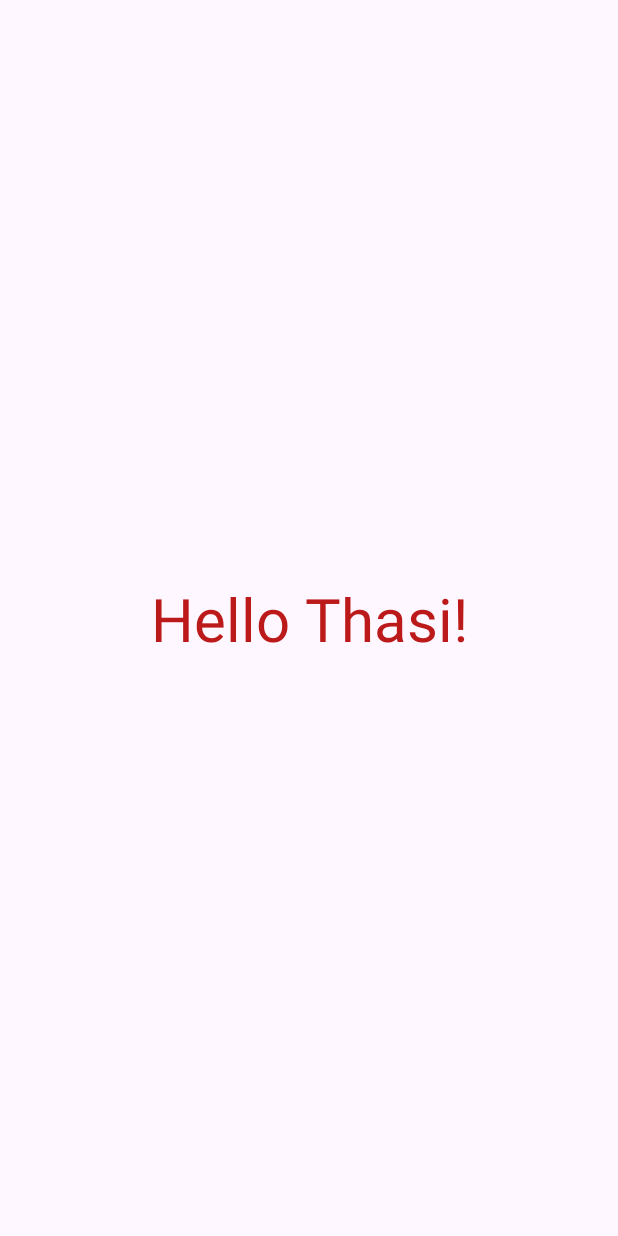
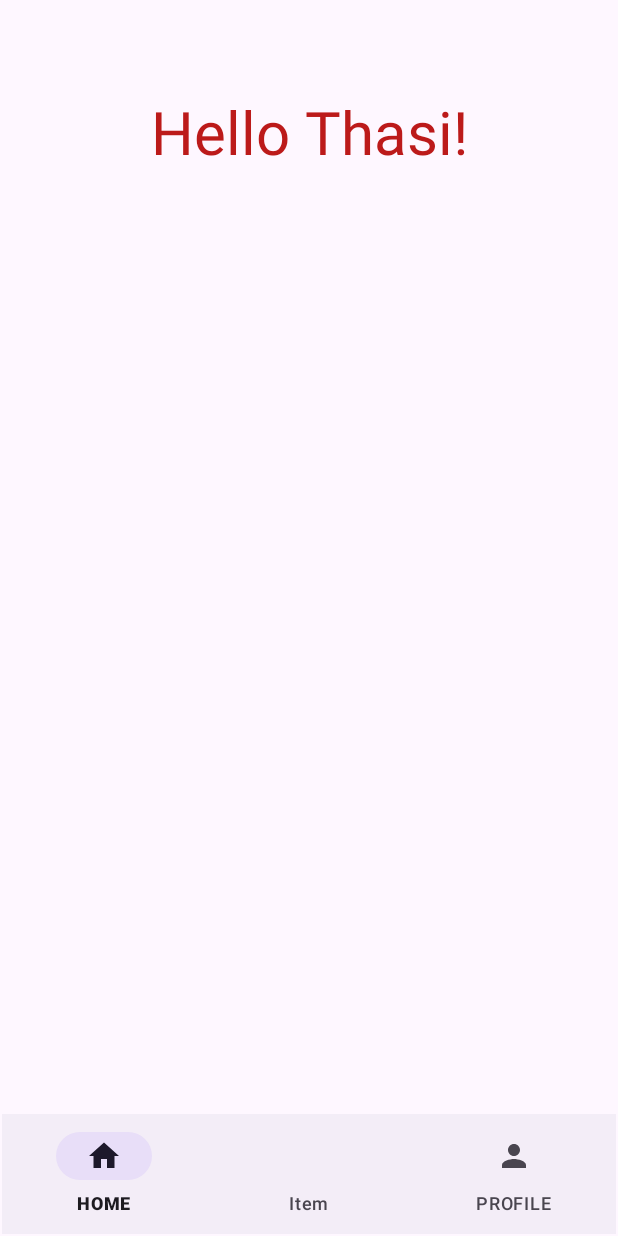
Before and after one commit to subin663/Project_AndroidStudio, an Android app: the screen it shows after launch (MainActivity), on a phone screen of 412 x 824 dp. Run offline under Robolectric (Android 15) with nearby library versions, the phone set to English and light mode, and no system bars.

Commit message:
thêm icon home và profile

```diff
--- /dev/null
+++ b/Traffic_Laws/app/src/main/res/drawable/ic_home.xml
@@ -0,0 +1,5 @@
+<vector xmlns:android="http://schemas.android.com/apk/res/android" android:height="24dp" android:tint="#2180FF" android:viewportHeight="24" android:viewportWidth="24" android:width="24dp">
+
+    <path android:fillColor="@android:color/white" android:pathData="M10,20v-6h4v6h5v-8h3L12,3 2,12h3v8z"/>
+
+</vector>
--- /dev/null
+++ b/Traffic_Laws/app/src/main/res/drawable/ic_profile.xml
@@ -0,0 +1,11 @@
+<vector xmlns:android="http://schemas.android.com/apk/res/android"
+    android:width="24dp"
+    android:height="24dp"
+    android:viewportWidth="24"
+    android:viewportHeight="24"
+    android:tint="#2180FF">
+
+    <path
+        android:fillColor="@android:color/white"
+        android:pathData="M12,12c2.21,0 4,-1.79 4,-4s-1.79,-4 -4,-4 -4,1.79 -4,4 1.79,4 4,4zm0,2c-2.67,0 -8,1.34 -8,4v2h16v-2c0,-2.66 -5.33,-4 -8,-4z" />
+</vector>
--- a/Traffic_Laws/app/src/main/res/layout/activity_main.xml
+++ b/Traffic_Laws/app/src/main/res/layout/activity_main.xml
@@ -16,6 +16,18 @@
         app:layout_constraintBottom_toBottomOf="parent"
         app:layout_constraintEnd_toEndOf="parent"
         app:layout_constraintStart_toStartOf="parent"
-        app:layout_constraintTop_toTopOf="parent" />
+        app:layout_constraintTop_toTopOf="parent"
+        app:layout_constraintVertical_bias="0.079" />
+
+    <com.google.android.material.bottomnavigation.BottomNavigationView
+        android:layout_width="409dp"
+        android:layout_height="wrap_content"
+        android:layout_marginStart="1dp"
+        android:layout_marginEnd="1dp"
+        android:layout_marginBottom="1dp"
+        app:layout_constraintBottom_toBottomOf="parent"
+        app:layout_constraintEnd_toEndOf="parent"
+        app:layout_constraintStart_toStartOf="parent"
+        app:menu="@menu/bot_menu" />
 
 </androidx.constraintlayout.widget.ConstraintLayout>
--- a/Traffic_Laws/app/src/main/res/menu/bot_menu.xml
+++ b/Traffic_Laws/app/src/main/res/menu/bot_menu.xml
@@ -3,11 +3,14 @@
 
     <item
         android:id="@+id/mnu_home"
-        android:icon="@drawable/baseline_add_home_24"
+        android:icon="@drawable/ic_home"
         android:title="HOME" />
+
+    <item android:title="Item" />
+
     <item
         android:id="@+id/mnu_profile"
-        android:icon="@drawable/baseline_accessibility_24"
+        android:icon="@drawable/ic_profile"
         android:title="PROFILE" />
-    <item android:title="Item" />
+
 </menu>
```
